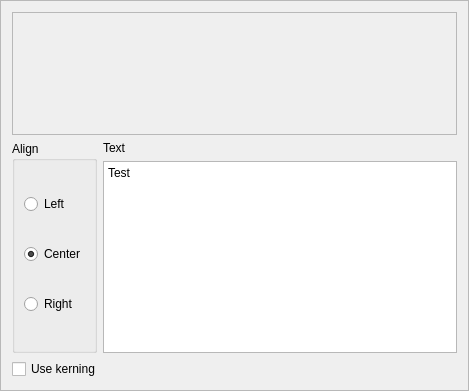
The window that fonttestframe.ui (andryblack/fontbuilder) describes before a commit, drawn with Qt 5.
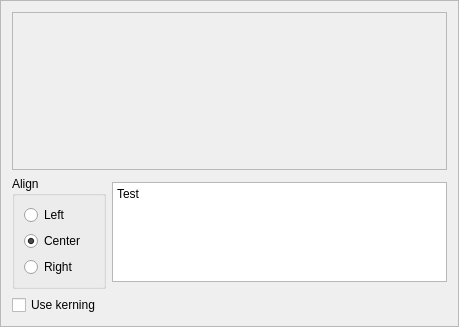
The same window after the commit. Custom widgets are drawn as their Qt base class.

What changed in the file:
```diff
--- a/fonttestframe.ui
+++ b/fonttestframe.ui
@@ -6,8 +6,8 @@
    <rect>
     <x>0</x>
     <y>0</y>
-    <width>469</width>
-    <height>391</height>
+    <width>459</width>
+    <height>327</height>
    </rect>
   </property>
   <property name="windowTitle">
@@ -19,63 +19,15 @@
   <property name="frameShadow">
    <enum>QFrame::Raised</enum>
   </property>
-  <layout class="QGridLayout" name="gridLayout_2" rowstretch="1,0,0,0">
-   <item row="1" column="0" rowspan="2">
-    <widget class="QGroupBox" name="groupBox">
-     <property name="title">
-      <string>Align</string>
-     </property>
-     <layout class="QVBoxLayout" name="verticalLayout">
-      <item>
-       <widget class="QRadioButton" name="radioButton">
-        <property name="text">
-         <string>Left</string>
-        </property>
-       </widget>
-      </item>
-      <item>
-       <widget class="QRadioButton" name="radioButton_2">
-        <property name="text">
-         <string>Center</string>
-        </property>
-        <property name="checked">
-         <bool>true</bool>
-        </property>
-       </widget>
-      </item>
-      <item>
-       <widget class="QRadioButton" name="radioButton_3">
-        <property name="text">
-         <string>Right</string>
-        </property>
-       </widget>
-      </item>
-     </layout>
-    </widget>
-   </item>
-   <item row="1" column="1">
-    <widget class="QLabel" name="label">
-     <property name="text">
-      <string>Text</string>
-     </property>
-    </widget>
-   </item>
-   <item row="2" column="1">
-    <widget class="QPlainTextEdit" name="plainTextEdit">
-     <property name="plainText">
-      <string>Test</string>
-     </property>
-    </widget>
-   </item>
-   <item row="3" column="0" colspan="2">
-    <widget class="QCheckBox" name="useKerningCheckBox">
-     <property name="text">
-      <string>Use kerning</string>
-     </property>
-    </widget>
-   </item>
-   <item row="0" column="0" colspan="2">
+  <layout class="QVBoxLayout" name="verticalLayout_2" stretch="1,0,0">
+   <item>
     <widget class="QScrollArea" name="scrollArea">
+     <property name="sizePolicy">
+      <sizepolicy hsizetype="Expanding" vsizetype="Expanding">
+       <horstretch>0</horstretch>
+       <verstretch>2</verstretch>
+      </sizepolicy>
+     </property>
      <property name="widgetResizable">
       <bool>true</bool>
      </property>
@@ -84,8 +36,8 @@
        <rect>
         <x>0</x>
         <y>0</y>
-        <width>443</width>
-        <height>103</height>
+        <width>427</width>
+        <height>146</height>
        </rect>
       </property>
       <layout class="QGridLayout" name="gridLayout">
@@ -148,6 +100,81 @@
      </widget>
     </widget>
    </item>
+   <item>
+    <layout class="QHBoxLayout" name="horizontalLayout" stretch="0,1">
+     <item>
+      <widget class="QGroupBox" name="groupBox">
+       <property name="sizePolicy">
+        <sizepolicy hsizetype="Minimum" vsizetype="Minimum">
+         <horstretch>0</horstretch>
+         <verstretch>0</verstretch>
+        </sizepolicy>
+       </property>
+       <property name="minimumSize">
+        <size>
+         <width>94</width>
+         <height>0</height>
+        </size>
+       </property>
+       <property name="title">
+        <string>Align</string>
+       </property>
+       <layout class="QVBoxLayout" name="verticalLayout">
+        <item>
+         <widget class="QRadioButton" name="radioButton">
+          <property name="text">
+           <string>Left</string>
+          </property>
+         </widget>
+        </item>
+        <item>
+         <widget class="QRadioButton" name="radioButton_2">
+          <property name="text">
+           <string>Center</string>
+          </property>
+          <property name="checked">
+           <bool>true</bool>
+          </property>
+         </widget>
+        </item>
+        <item>
+         <widget class="QRadioButton" name="radioButton_3">
+          <property name="text">
+           <string>Right</string>
+          </property>
+         </widget>
+        </item>
+       </layout>
+      </widget>
+     </item>
+     <item>
+      <widget class="QPlainTextEdit" name="plainTextEdit">
+       <property name="sizePolicy">
+        <sizepolicy hsizetype="Minimum" vsizetype="Minimum">
+         <horstretch>0</horstretch>
+         <verstretch>0</verstretch>
+        </sizepolicy>
+       </property>
+       <property name="maximumSize">
+        <size>
+         <width>16777215</width>
+         <height>100</height>
+        </size>
+       </property>
+       <property name="plainText">
+        <string>Test</string>
+       </property>
+      </widget>
+     </item>
+    </layout>
+   </item>
+   <item>
+    <widget class="QCheckBox" name="useKerningCheckBox">
+     <property name="text">
+      <string>Use kerning</string>
+     </property>
+    </widget>
+   </item>
   </layout>
  </widget>
  <customwidgets>
```
